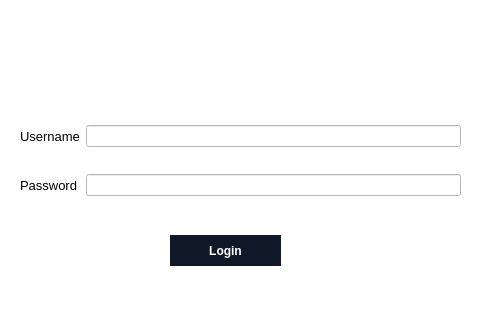
Qt form UIs/UserLogin.ui (ahmedsilat44/Ledger) before a commit; both pictures show x 0 to 480 and y 85 to 405 of the 480 by 640 pixel window.
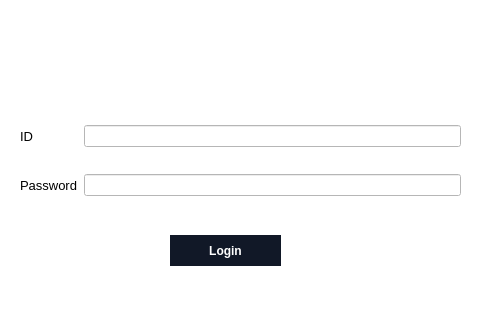
The same form after that commit.

Diff of the .ui file:
```diff
--- a/UIs/UserLogin.ui
+++ b/UIs/UserLogin.ui
@@ -38,7 +38,7 @@
         </font>
        </property>
        <property name="text">
-        <string>Username</string>
+        <string>ID</string>
        </property>
       </widget>
      </item>
```
